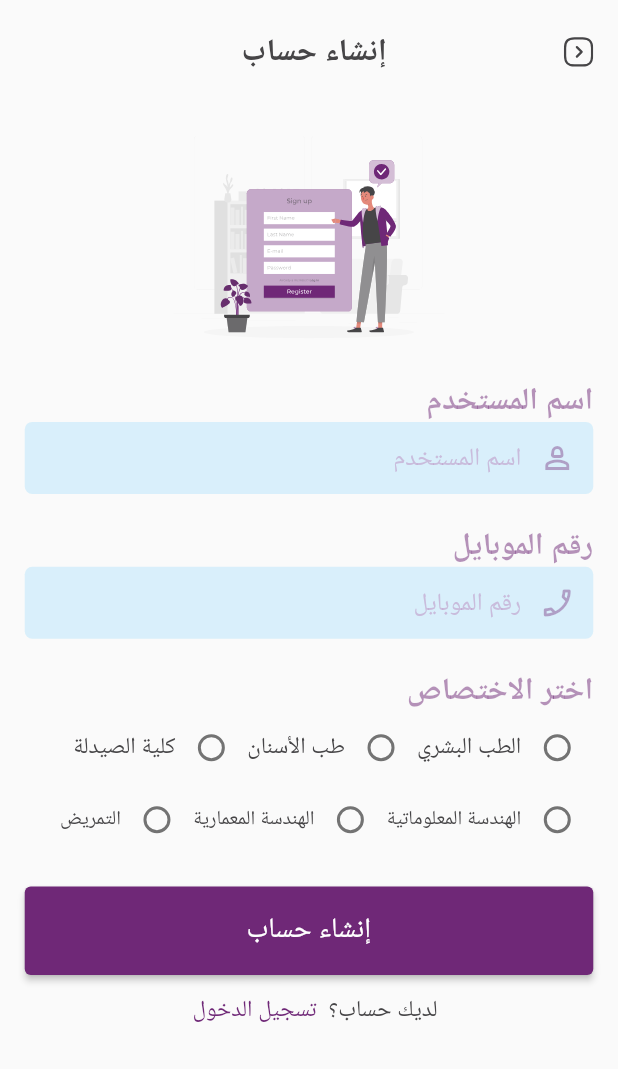
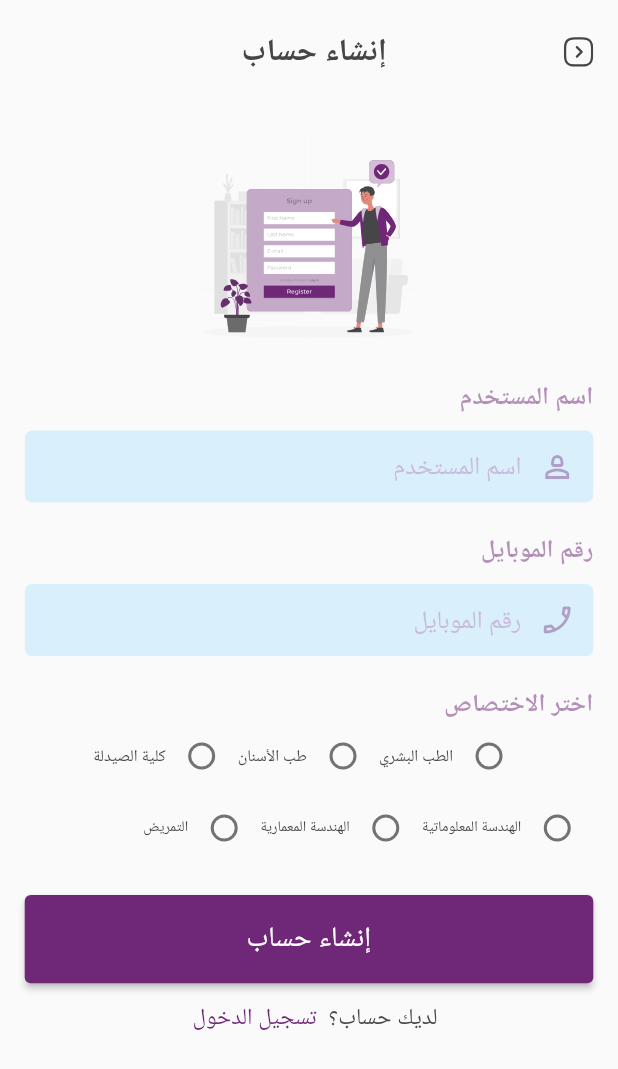
Before and after one commit to Almhyar/quiz_darribne, a Flutter app: the RegisterView screen opened directly, on a phone screen of 412 x 824 dp. Shown: the top 1069 px of the screen. Run offline on Flutter 3.47's test engine with Material 2 defaults, Android fonts, the phone set to English and light mode, and no system bars; our stand-ins replace bot_toast, cached_network_image, connectivity_plus, firebase_core, firebase_messaging, flutter_spinkit and 7 more; accounts and stored records are empty; Roboto replaces fonts that are missing (Alexandria).

Commit message:
size fex

```diff
--- a/lib/UI/views/register_view/register_view.dart
+++ b/lib/UI/views/register_view/register_view.dart
@@ -50,10 +50,11 @@ class _RegisterViewState extends State<RegisterView> {
             (screenWidth(15)).ph,
             CustomText(
               content: "اسم المستخدم",
-              fontSize: screenWidth(20),
+              fontSize: screenWidth(25),
               fontWeight: FontWeight.bold,
               colorText: AppColors.mainPurpleColor.withOpacity(0.5),
             ),
+            (screenWidth(35)).ph,
             CustomTextField(
               hintText: "اسم المستخدم",
               controller: controller.nameController,
@@ -63,10 +64,11 @@ class _RegisterViewState extends State<RegisterView> {
             (screenWidth(20)).ph,
             CustomText(
               content: "رقم الموبايل",
-              fontSize: screenWidth(20),
+              fontSize: screenWidth(25),
               fontWeight: FontWeight.bold,
               colorText: AppColors.mainPurpleColor.withOpacity(0.5),
             ),
+            (screenWidth(35)).ph,
             CustomTextField(
               hintText: "رقم الموبايل",
               controller: controller.phoneController,
@@ -77,12 +79,13 @@ class _RegisterViewState extends State<RegisterView> {
             (screenWidth(20)).ph,
             CustomText(
               content: "اختر الاختصاص",
-              fontSize: screenWidth(20),
+              fontSize: screenWidth(25),
               fontWeight: FontWeight.bold,
               colorText: AppColors.mainPurpleColor.withOpacity(0.5),
             ),
             Obx(() {
               return Row(
+                mainAxisAlignment: MainAxisAlignment.center,
                 children: [
                   Radio(
                       value: "الطب البشري",
@@ -90,21 +93,30 @@ class _RegisterViewState extends State<RegisterView> {
                       groupValue: controller.groupValue.value,
                       onChanged: (newValue) =>
                           controller.groupValue.value = newValue.toString()),
-                  CustomText(content: "الطب البشري"),
+                  CustomText(
+                    content: "الطب البشري",
+                    fontSize: screenWidth(38),
+                  ),
                   Radio(
                       value: "طب الأسنان",
                       activeColor: AppColors.mainPurpleColor,
                       groupValue: controller.groupValue.value,
                       onChanged: (newValue) =>
                           controller.groupValue.value = newValue.toString()),
-                  CustomText(content: "طب الأسنان"),
+                  CustomText(
+                    content: "طب الأسنان",
+                    fontSize: screenWidth(38),
+                  ),
                   Radio(
                       value: "كلية الصيدلة",
                       activeColor: AppColors.mainPurpleColor,
                       groupValue: controller.groupValue.value,
                       onChanged: (newValue) =>
                           controller.groupValue.value = newValue.toString()),
-                  CustomText(content: "كلية الصيدلة")
+                  CustomText(
+                    content: "كلية الصيدلة",
+                    fontSize: screenWidth(38),
+                  )
                 ],
               );
             }),
@@ -119,7 +131,7 @@ class _RegisterViewState extends State<RegisterView> {
                           controller.groupValue.value = newValue.toString()),
                   CustomText(
                     content: "الهندسة المعلوماتية",
-                    fontSize: screenWidth(31),
+                    fontSize: screenWidth(42),
                   ),
                   Radio(
                       value: "الهندسة المعمارية",
@@ -129,7 +141,7 @@ class _RegisterViewState extends State<RegisterView> {
                           controller.groupValue.value = newValue.toString()),
                   CustomText(
                     content: "الهندسة المعمارية",
-                    fontSize: screenWidth(31),
+                    fontSize: screenWidth(42),
                   ),
                   Radio(
                       value: "التمريض",
@@ -139,7 +151,7 @@ class _RegisterViewState extends State<RegisterView> {
                           controller.groupValue.value = newValue.toString()),
                   CustomText(
                     content: "التمريض",
-                    fontSize: screenWidth(31),
+                    fontSize: screenWidth(42),
                   )
                 ],
               );
```
